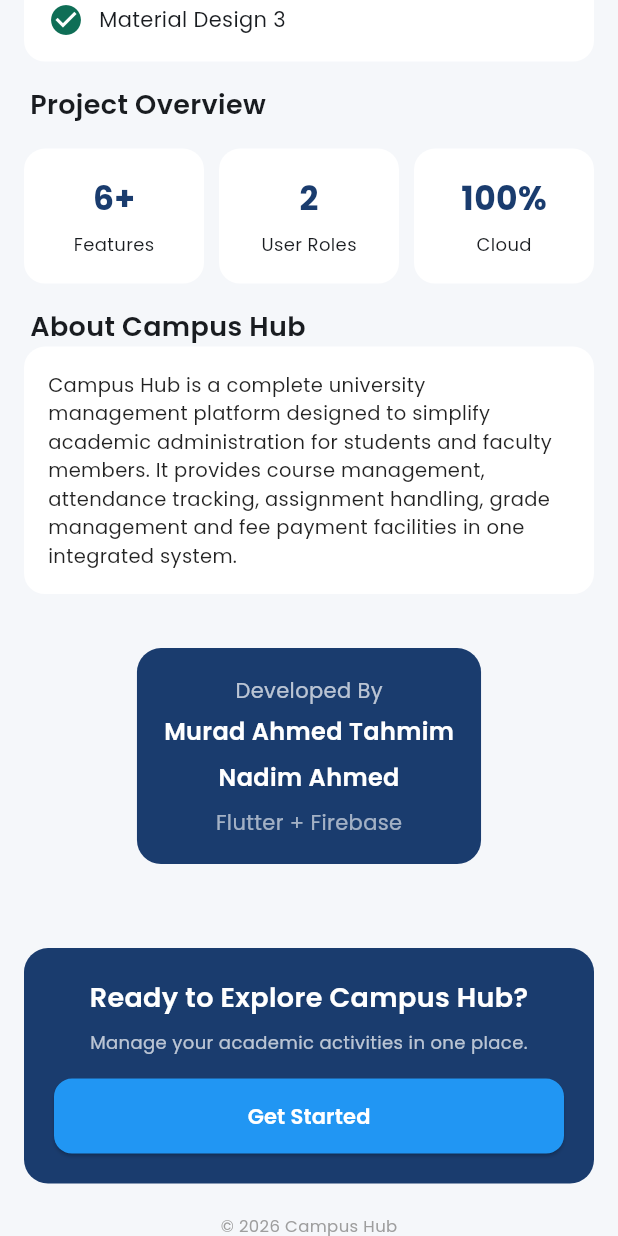
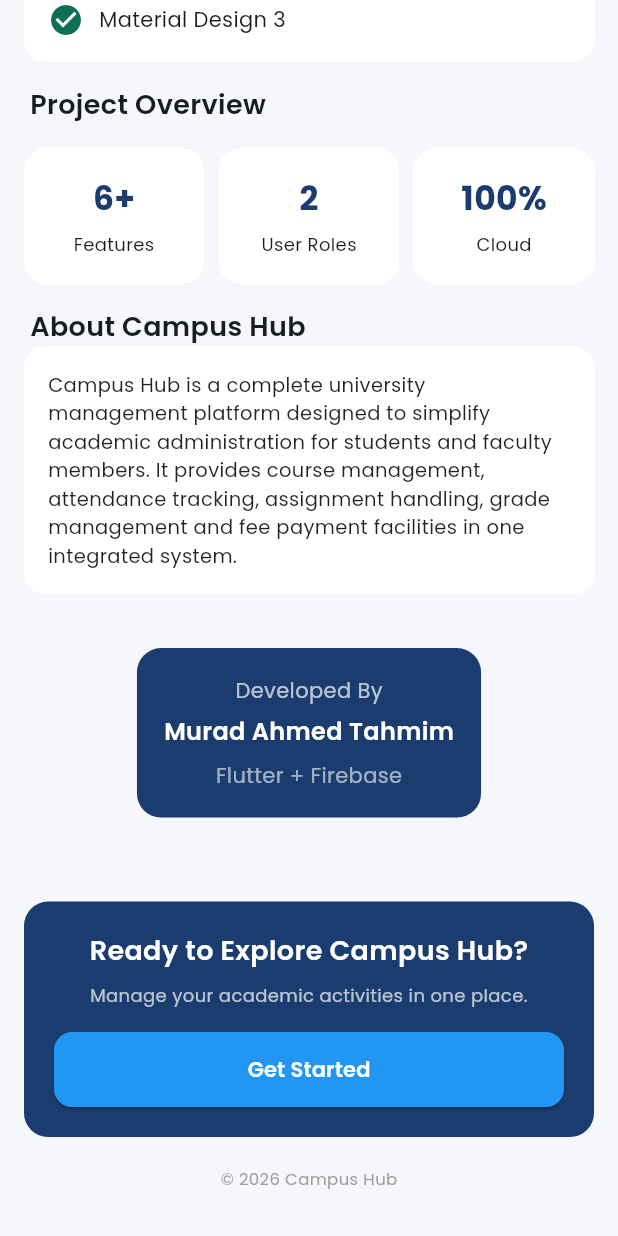
Before and after one commit to MuradAhmedTahmim/CampusHub, a Flutter app: the screen it shows after launch, scrolled down 987 dp, on a phone screen of 412 x 824 dp. Run offline on Flutter 3.47's test engine with Material 3 defaults, Android fonts, the phone set to English and light mode, and no system bars; our stand-ins replace firebase_auth, firebase_core, firebase_database, google_fonts, printing; accounts and stored records are empty.

Commit message:
Name of the developer fixed

```diff
--- a/lib/screens/landing_screen.dart
+++ b/lib/screens/landing_screen.dart
@@ -262,15 +262,6 @@
                   ),
                   const SizedBox(height: 8),
                   Text(
-                    'Nadim Ahmed',
-                    style: GoogleFonts.poppins(
-                      fontSize: 16,
-                      fontWeight: FontWeight.w600,
-                      color: Colors.white,
-                    ),
-                  ),
-                  const SizedBox(height: 8),
-                  Text(
                     'Flutter + Firebase',
                     style: GoogleFonts.poppins(
                       color: Colors.white60,
```
